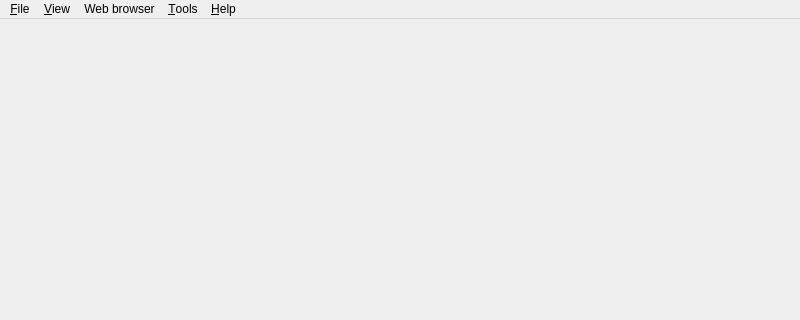
Before: the Qt Designer form src/gui/formmain.ui in martinrotter/rssguard, drawn with Qt 5; both pictures show x 0 to 800 and y 0 to 320 of the 800 by 600 pixel window.
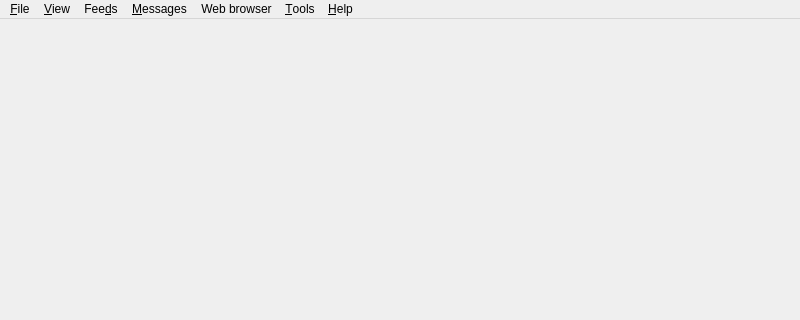
After: the same form once the commit is applied. Custom widgets are drawn as their Qt base class.

What changed in the file:
```diff
--- a/src/gui/formmain.ui
+++ b/src/gui/formmain.ui
@@ -48,7 +48,7 @@
      <x>0</x>
      <y>0</y>
      <width>800</width>
-     <height>19</height>
+     <height>21</height>
     </rect>
    </property>
    <widget class="QMenu" name="m_menuFile">
@@ -93,8 +93,28 @@
     <addaction name="separator"/>
     <addaction name="m_menuCurrentTab"/>
    </widget>
+   <widget class="QMenu" name="m_menuFeeds">
+    <property name="title">
+     <string>Fee&amp;ds</string>
+    </property>
+    <addaction name="m_actionUpdateAll"/>
+    <addaction name="m_actionUpdateSelected"/>
+    <addaction name="separator"/>
+    <addaction name="m_actionEditSelected"/>
+    <addaction name="m_actionDeleteSelected"/>
+   </widget>
+   <widget class="QMenu" name="m_menuMessages">
+    <property name="title">
+     <string>&amp;Messages</string>
+    </property>
+    <addaction name="actionMark_selected_as_read"/>
+    <addaction name="actionMark_selected_as_unread"/>
+    <addaction name="actionSwitch_importance"/>
+   </widget>
    <addaction name="m_menuFile"/>
    <addaction name="m_menuView"/>
+   <addaction name="m_menuFeeds"/>
+   <addaction name="m_menuMessages"/>
    <addaction name="m_menuWebBrowser"/>
    <addaction name="m_menuTools"/>
    <addaction name="m_menuHelp"/>
```
Left out of the diff: 56 changed lines with no effect on the pictures.
